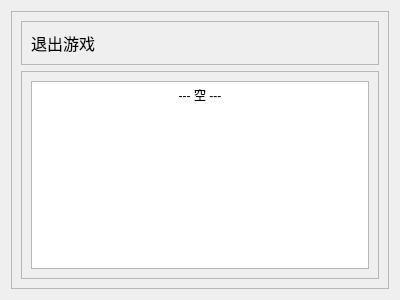
Before: the Qt Designer form res/ui/set_10.ui in Shasnow/StarRailAssistant, drawn with Qt 5.
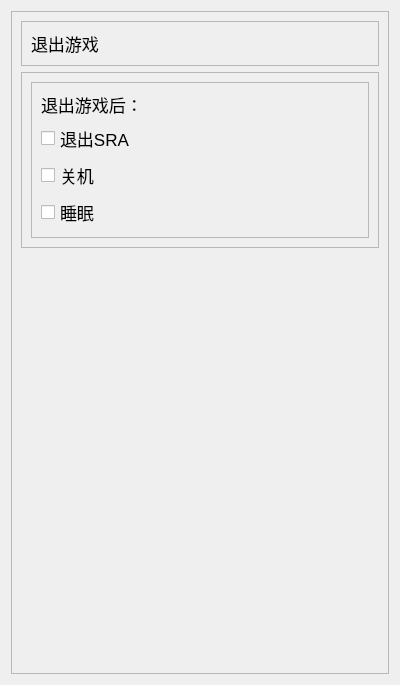
After: the same form once the commit is applied.

```diff
--- a/res/ui/set_10.ui
+++ b/res/ui/set_10.ui
@@ -7,12 +7,12 @@
     <x>0</x>
     <y>0</y>
     <width>400</width>
-    <height>300</height>
+    <height>685</height>
    </rect>
   </property>
   <property name="font">
    <font>
-    <pointsize>12</pointsize>
+    <pointsize>13</pointsize>
    </font>
   </property>
   <property name="windowTitle">
@@ -68,24 +68,63 @@
         <property name="frameShadow">
          <enum>QFrame::Shadow::Raised</enum>
         </property>
-        <layout class="QVBoxLayout" name="verticalLayout">
+        <layout class="QVBoxLayout" name="verticalLayout_3">
          <item>
-          <widget class="QTextBrowser" name="textBrowser">
-           <property name="html">
-            <string>&lt;!DOCTYPE HTML PUBLIC &quot;-//W3C//DTD HTML 4.0//EN&quot; &quot;http://www.w3.org/TR/REC-html40/strict.dtd&quot;&gt;
-&lt;html&gt;&lt;head&gt;&lt;meta name=&quot;qrichtext&quot; content=&quot;1&quot; /&gt;&lt;meta charset=&quot;utf-8&quot; /&gt;&lt;style type=&quot;text/css&quot;&gt;
-p, li { white-space: pre-wrap; }
-hr { height: 1px; border-width: 0; }
-li.unchecked::marker { content: &quot;\2610&quot;; }
-li.checked::marker { content: &quot;\2612&quot;; }
-&lt;/style&gt;&lt;/head&gt;&lt;body style=&quot; font-family:'Microsoft YaHei UI'; font-size:12pt; font-weight:400; font-style:normal;&quot;&gt;
-&lt;p align=&quot;center&quot; style=&quot; margin-top:0px; margin-bottom:0px; margin-left:0px; margin-right:0px; -qt-block-indent:0; text-indent:0px;&quot;&gt;&lt;span style=&quot; font-size:9pt;&quot;&gt;--- 空 ---&lt;/span&gt;&lt;/p&gt;&lt;/body&gt;&lt;/html&gt;</string>
+          <widget class="QFrame" name="frame2_1">
+           <property name="frameShape">
+            <enum>QFrame::Shape::StyledPanel</enum>
            </property>
+           <property name="frameShadow">
+            <enum>QFrame::Shadow::Raised</enum>
+           </property>
+           <layout class="QVBoxLayout" name="verticalLayout">
+            <item>
+             <widget class="QLabel" name="label2_1">
+              <property name="text">
+               <string>退出游戏后：</string>
+              </property>
+             </widget>
+            </item>
+            <item>
+             <widget class="QCheckBox" name="checkBox2_1_1">
+              <property name="text">
+               <string>退出SRA</string>
+              </property>
+             </widget>
+            </item>
+            <item>
+             <widget class="QCheckBox" name="checkBox2_1_2">
+              <property name="text">
+               <string>关机</string>
+              </property>
+             </widget>
+            </item>
+            <item>
+             <widget class="QCheckBox" name="checkBox2_1_3">
+              <property name="text">
+               <string>睡眠</string>
+              </property>
+             </widget>
+            </item>
+           </layout>
           </widget>
          </item>
         </layout>
        </widget>
       </item>
+      <item>
+       <spacer name="verticalSpacer">
+        <property name="orientation">
+         <enum>Qt::Orientation::Vertical</enum>
+        </property>
+        <property name="sizeHint" stdset="0">
+         <size>
+          <width>20</width>
+          <height>40</height>
+         </size>
+        </property>
+       </spacer>
+      </item>
      </layout>
     </widget>
    </item>
```
